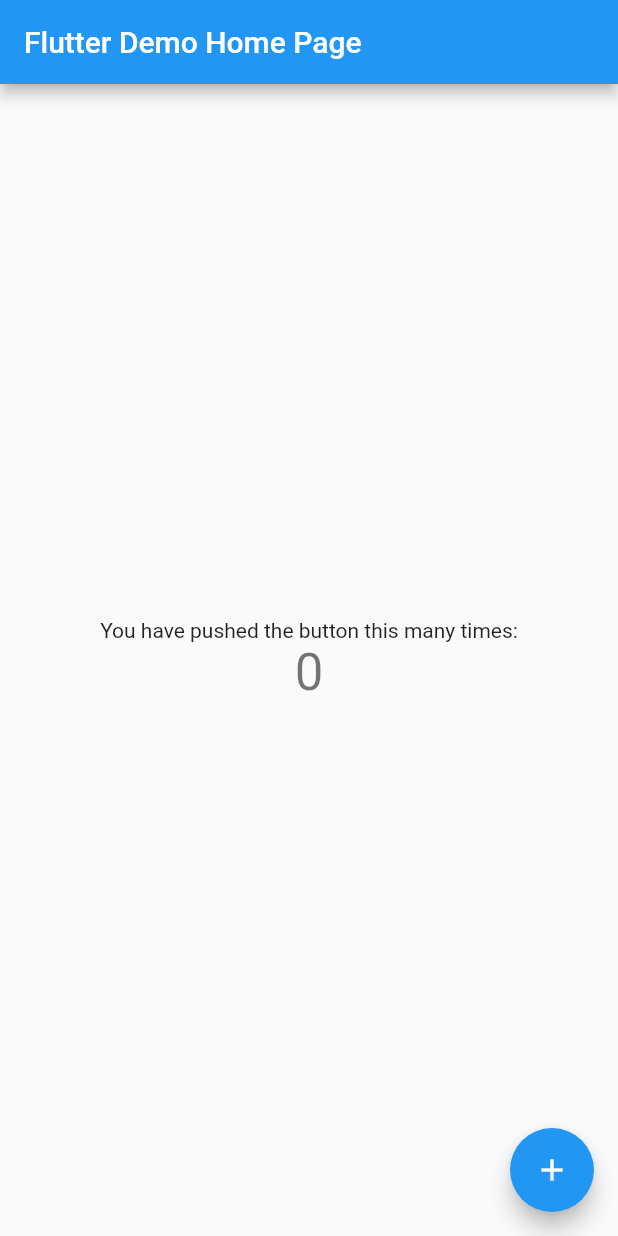
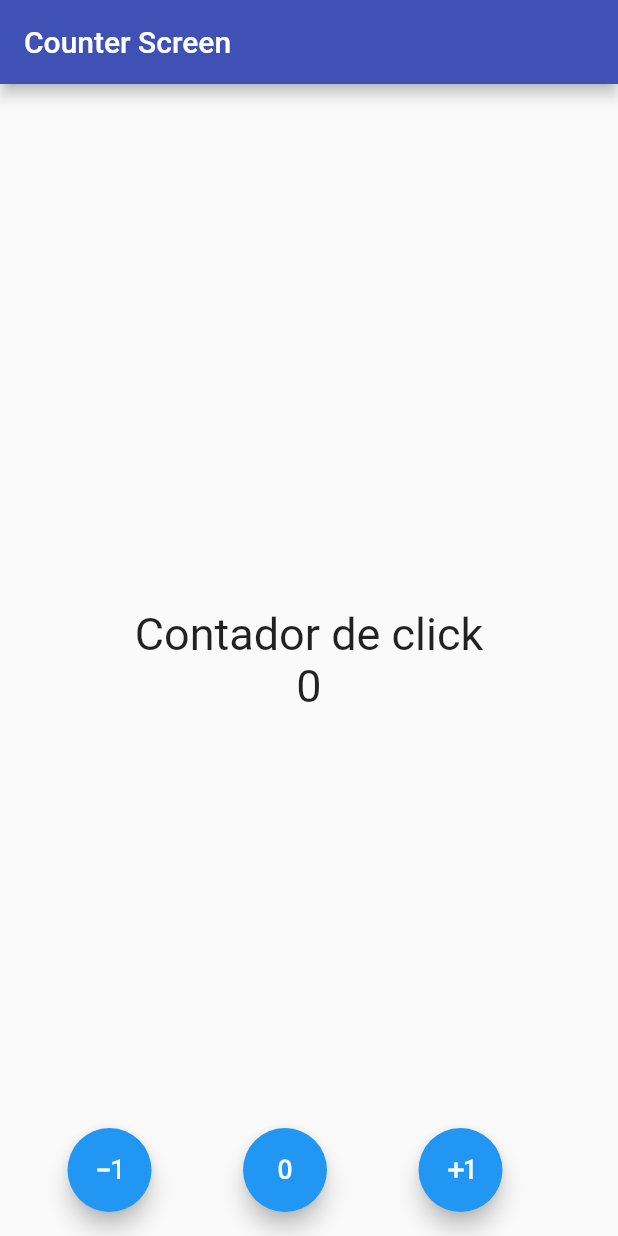
Before and after one commit to RomarioFDev/curso_flutter_counter, a Flutter app: the screen it shows after launch, on a phone screen of 412 x 824 dp. Run offline on Flutter 3.47's test engine with Material 2 defaults, Android fonts, the phone set to English and light mode, and no system bars.

Commit message:
Final del curso

```diff
--- a/lib/main.dart
+++ b/lib/main.dart
@@ -1,4 +1,8 @@
+// Package Flutter
 import 'package:flutter/material.dart';
+// Package me
+import 'package:curso_flutter_modul1/screen/counter_screen.dart';
+// import 'package:curso_flutter_modul1/screen/home_screen.dart';
 
 void main() {
   runApp(const MyApp());
@@ -7,110 +11,15 @@
 class MyApp extends StatelessWidget {
   const MyApp({super.key});
 
-  // This widget is the root of your application.
   @override
   Widget build(BuildContext context) {
     return MaterialApp(
       debugShowCheckedModeBanner: false,
-      title: 'Flutter Demo',
+      home: const CounterScreen(),
       theme: ThemeData(
-        // This is the theme of your application.
-        //
-        // Try running your application with "flutter run". You'll see the
-        // application has a blue toolbar. Then, without quitting the app, try
-        // changing the primarySwatch below to Colors.green and then invoke
-        // "hot reload" (press "r" in the console where you ran "flutter run",
-        // or simply save your changes to "hot reload" in a Flutter IDE).
-        // Notice that the counter didn't reset back to zero; the application
-        // is not restarted.
-        primarySwatch: Colors.blue,
-      ),
-      home: const MyHomePage(title: 'Flutter Demo Home Page'),
+          appBarTheme: AppBarTheme.of(context).copyWith(
+        backgroundColor: Colors.indigo,
+      )),
     );
   }
 }
-
-class MyHomePage extends StatefulWidget {
-  const MyHomePage({super.key, required this.title});
-
-  // This widget is the home page of your application. It is stateful, meaning
-  // that it has a State object (defined below) that contains fields that affect
-  // how it looks.
-
-  // This class is the configuration for the state. It holds the values (in this
-  // case the title) provided by the parent (in this case the App widget) and
-  // used by the build method of the State. Fields in a Widget subclass are
-  // always marked "final".
-
-  final String title;
-
-  @override
-  State<MyHomePage> createState() => _MyHomePageState();
-}
-
-class _MyHomePageState extends State<MyHomePage> {
-  int _counter = 0;
-
-  void _incrementCounter() {
-    setState(() {
-      // This call to setState tells the Flutter framework that something has
-      // changed in this State, which causes it to rerun the build method below
-      // so that the display can reflect the updated values. If we changed
-      // _counter without calling setState(), then the build method would not be
-      // called again, and so nothing would appear to happen.
-      _counter++;
-    });
-  }
-
-  @override
-  Widget build(BuildContext context) {
-    // This method is rerun every time setState is called, for instance as done
-    // by the _incrementCounter method above.
-    //
-    // The Flutter framework has been optimized to make rerunning build methods
-    // fast, so that you can just rebuild anything that needs updating rather
-    // than having to individually change instances of widgets.
-    return Scaffold(
-      appBar: AppBar(
-        // Here we take the value from the MyHomePage object that was created by
-        // the App.build method, and use it to set our appbar title.
-        title: Text(widget.title),
-      ),
-      body: Center(
-        // Center is a layout widget. It takes a single child and positions it
-        // in the middle of the parent.
-        child: Column(
-          // Column is also a layout widget. It takes a list of children and
-          // arranges them vertically. By default, it sizes itself to fit its
-          // children horizontally, and tries to be as tall as its parent.
-          //
-          // Invoke "debug painting" (press "p" in the console, choose the
-          // "Toggle Debug Paint" action from the Flutter Inspector in Android
-          // Studio, or the "Toggle Debug Paint" command in Visual Studio Code)
-          // to see the wireframe for each widget.
-          //
-          // Column has various properties to control how it sizes itself and
-          // how it positions its children. Here we use mainAxisAlignment to
-          // center the children vertically; the main axis here is the vertical
-          // axis because Columns are vertical (the cross axis would be
-          // horizontal).
-          mainAxisAlignment: MainAxisAlignment.center,
-          children: <Widget>[
-            const Text(
-              'You have pushed the button this many times:',
-            ),
-            Text(
-              '$_counter',
-              style: Theme.of(context).textTheme.headlineMedium,
-            ),
-          ],
-        ),
-      ),
-      floatingActionButton: FloatingActionButton(
-        onPressed: _incrementCounter,
-        tooltip: 'Increment',
-        child: const Icon(Icons.add),
-      ), // This trailing comma makes auto-formatting nicer for build methods.
-    );
-  }
-}
--- /dev/null
+++ b/lib/screen/counter_screen.dart
@@ -0,0 +1,90 @@
+import 'package:flutter/material.dart';
+
+class CounterScreen extends StatefulWidget {
+  const CounterScreen({super.key});
+
+  @override
+  State<CounterScreen> createState() => _CounterScreenState();
+}
+
+class _CounterScreenState extends State<CounterScreen> {
+  int counter = 0;
+  @override
+  Widget build(BuildContext context) {
+    const textStyle = TextStyle(fontSize: 30);
+    return Scaffold(
+      appBar: AppBar(
+        title: const Text('Counter Screen'),
+      ),
+      body: Center(
+        child: Column(
+          mainAxisAlignment: MainAxisAlignment.center,
+          children: [
+            const Text(
+              'Contador de click',
+              style: textStyle,
+            ),
+            Text(
+              '$counter',
+              style: textStyle,
+            ),
+          ],
+        ),
+      ),
+      floatingActionButton: CustomFloatingButton(
+        clickAdd: clickAdd,
+        clickClean: clickClean,
+        clickReduce: clickReduce,
+      ),
+    );
+  }
+
+  void clickReduce() {
+    counter--;
+    setState(() {});
+  }
+
+  void clickClean() {
+    counter = 0;
+    setState(() {});
+  }
+
+  void clickAdd() {
+    counter++;
+    setState(() {});
+  }
+}
+
+class CustomFloatingButton extends StatelessWidget {
+  final Function clickReduce;
+  final Function clickClean;
+  final Function clickAdd;
+
+  const CustomFloatingButton({
+    super.key,
+    required this.clickReduce,
+    required this.clickClean,
+    required this.clickAdd,
+  });
+
+  @override
+  Widget build(BuildContext context) {
+    return Row(
+      mainAxisAlignment: MainAxisAlignment.spaceEvenly,
+      children: [
+        FloatingActionButton(
+          onPressed: () => clickReduce(),
+          child: const Icon(Icons.exposure_minus_1),
+        ),
+        FloatingActionButton(
+          onPressed: () => clickClean(),
+          child: const Icon(Icons.exposure_zero),
+        ),
+        FloatingActionButton(
+          onPressed: () => clickAdd(),
+          child: const Icon(Icons.exposure_plus_1),
+        ),
+      ],
+    );
+  }
+}
```
Also changed, not shown: lib/screen/home_screen.dart (added, +89 -0 lines).
